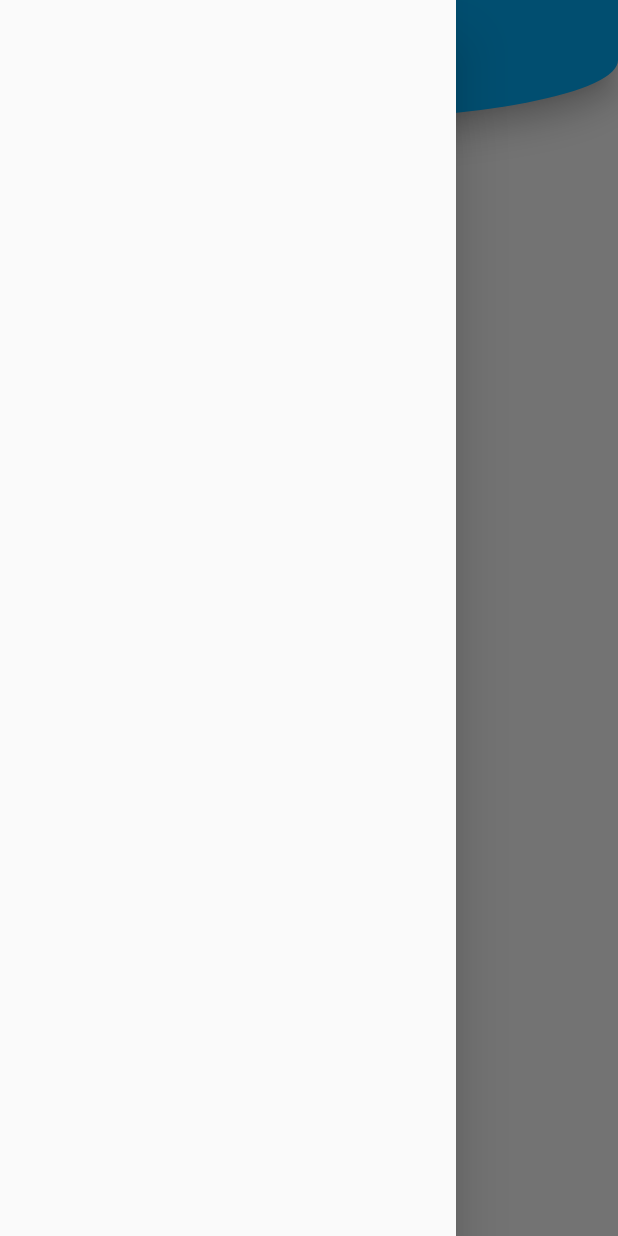
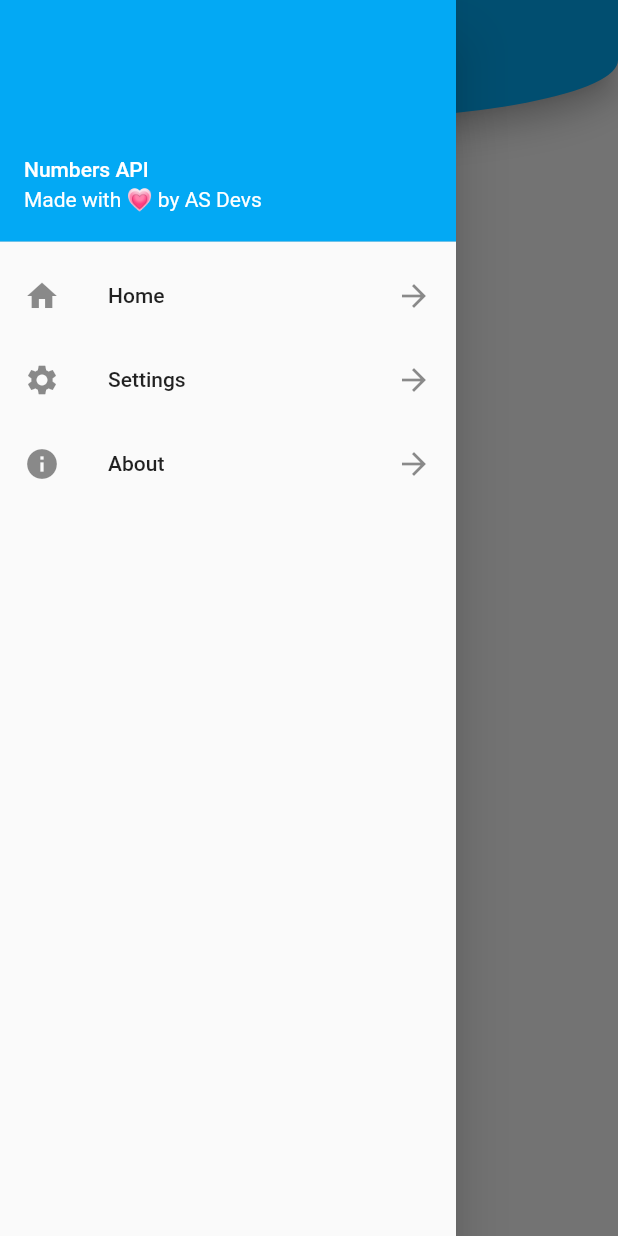
Before and after one commit to AS-Devs/numbers_game, a Flutter app: the screen it shows after launch, with the side drawer open, on a phone screen of 412 x 824 dp. Run offline on Flutter 3.47's test engine with Material 2 defaults, Android fonts, the phone set to English and light mode, and no system bars.

Commit message:
Version - 0.0.1-test - Drawer Added - Few theming & other changes
Signed-off-by: Ayon Das <ayantorres@gmail.com>

```diff
--- a/lib/main.dart
+++ b/lib/main.dart
@@ -1,4 +1,5 @@
 import 'package:flutter/material.dart';
+import 'package:flutter/services.dart';
 import 'package:numbers_game/screens/home_page.dart';
 
 void main() => runApp(NumbersGame());
@@ -6,6 +7,9 @@ void main() => runApp(NumbersGame());
 class NumbersGame extends StatelessWidget {
   @override
   Widget build(BuildContext context) {
+    SystemChrome.setSystemUIOverlayStyle(SystemUiOverlayStyle(
+      systemNavigationBarColor: Colors.lightBlue,
+    ));
     return MaterialApp(
       title: 'Numbers Game',
       theme: _theme(),
--- a/lib/screens/home_page.dart
+++ b/lib/screens/home_page.dart
@@ -9,15 +9,106 @@ class HomePage extends StatefulWidget {
 }
 
 class _HomePageState extends State<HomePage> {
+  Container activeContainer = Container(
+    child: Center(
+      child: Text("This is Home"),
+    ),
+  );
+
   @override
   Widget build(BuildContext context) {
     return Container(
         child: Scaffold(
+      extendBody: true,
       appBar: PreferredSize(
         preferredSize: Size.fromHeight(80),
-        child: CurvedAppBar(),
+        child: const CurvedAppBar(),
       ),
-      drawer: Drawer(),
+      drawer: buildDrawer(context),
+      body: activeContainer,
     ));
   }
+
+  Drawer buildDrawer(BuildContext context) {
+    return Drawer(
+      child: ListView(
+        padding: const EdgeInsets.all(
+            0.0), // Workaround for Statusbar color bug when drawer is open
+        children: <Widget>[
+          UserAccountsDrawerHeader(
+            accountName: Text(
+              "Numbers API",
+              style: TextStyle(color: Colors.white),
+            ),
+            accountEmail: Text("Made with \u{1F497} by AS Devs",
+                style: TextStyle(color: Colors.white)),
+            decoration: BoxDecoration(color: Colors.lightBlue),
+          ),
+          ListTile(
+            title: Text("Home"),
+            leading: Icon(Icons.home),
+            trailing: Icon(Icons.arrow_forward),
+            onTap: () {
+              setState(() {
+                _drawerItemSelected(0);
+              });
+              Navigator.of(context).pop();
+            },
+          ),
+          ListTile(
+            title: Text("Settings"),
+            leading: Icon(Icons.settings),
+            trailing: Icon(Icons.arrow_forward),
+            onTap: () {
+              setState(() {
+                _drawerItemSelected(1);
+              });
+              Navigator.of(context).pop();
+            },
+          ),
+          ListTile(
+            title: Text("About"),
+            leading: Icon(Icons.info),
+            trailing: Icon(Icons.arrow_forward),
+            onTap: () {
+              setState(() {
+                _drawerItemSelected(2);
+              });
+              Navigator.of(context).pop();
+            },
+          ),
+        ],
+      ),
+    );
+  }
+
+  _drawerItemSelected(int index) {
+    switch (index) {
+      case 0:
+        activeContainer = Container(
+          child: Center(
+            child: Text(
+              "This is Home",
+            ),
+          ),
+        );
+        break;
+      case 1:
+        activeContainer = Container(
+          child: Center(
+            child: Text("This is Settings"),
+          ),
+        );
+        break;
+      case 2:
+        activeContainer = Container(
+          child: Center(
+            child: Text("This is About"),
+          ),
+        );
+        break;
+      default:
+        break;
+    }
+  }
 }
--- a/lib/widgets/curved_appbar.dart
+++ b/lib/widgets/curved_appbar.dart
@@ -17,9 +17,9 @@ class CurvedAppBar extends StatelessWidget {
       elevation: 8.0,
       shape: RoundedRectangleBorder(
         borderRadius: BorderRadius.vertical(
-            bottom: Radius.elliptical(
-                MediaQuery.of(context).size.width, 80.0)),
+            bottom: Radius.elliptical(MediaQuery.of(context).size.width, 80.0)),
       ),
+      brightness: Brightness.dark,
     );
   }
 }
```
